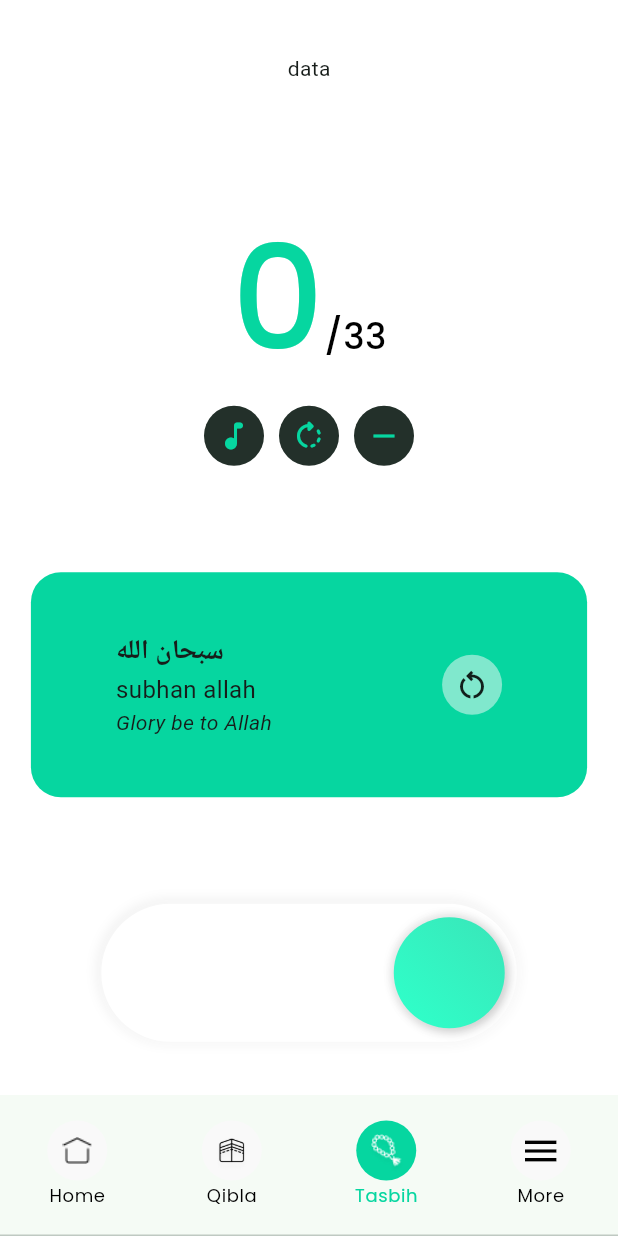
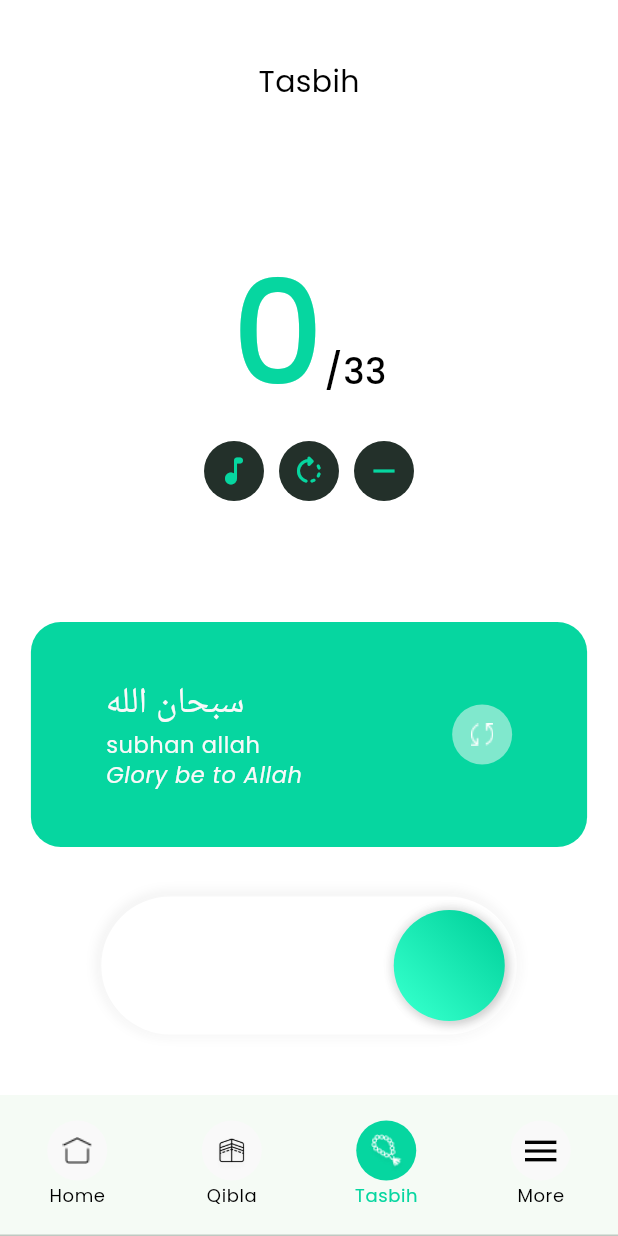
Before and after one commit to Designe-Code/Salat-App, a Flutter app: the NavBarScreen screen opened directly, item 3 of the bottom bar chosen, after a tap on the "audiotrack" icon, on a phone screen of 412 x 824 dp. Run offline on Flutter 3.47's test engine with Material 3 defaults, Android fonts, the phone set to English and light mode, and no system bars; our stand-ins replace google_fonts, hijri, shared_preferences; accounts and stored records are empty; network calls fail; Roboto replaces fonts that are missing (Amiri).

Commit message:
button tasbih animation + fix counter bug

```diff
--- a/lib/helper/theme.dart
+++ b/lib/helper/theme.dart
@@ -9,11 +9,16 @@ ThemeData lightTheme = ThemeData(
     secondary: const Color(0xFF23302A),
     onSecondary: const Color(0xFFFCD462),
     background: const Color(0xFFF9F9F9),
+    onBackground: Colors.white,
     brightness: Brightness.light,
   ),
   textTheme: TextTheme(
     bodySmall: GoogleFonts.poppins(
       fontSize: 12,
+      color: Colors.black
+    ),
+    bodyMedium: GoogleFonts.poppins(
+      fontSize: 20,
       color: Colors.black
     ),
     bodyLarge: GoogleFonts.poppins(
--- a/lib/screen/home_screen.dart
+++ b/lib/screen/home_screen.dart
@@ -183,7 +183,7 @@ class _HomeScreenState extends State<HomeScreen>{
                     ],
                   ),
                   child: ListView.builder(
-                    padding: const EdgeInsets.fromLTRB(0, 10, 0, 0),
+                    padding: const EdgeInsets.fromLTRB(0, 5, 0, 0),
                     itemCount: widget.controller?.prayers.length,
                     itemBuilder: (context, index) {
                       return PrayerListItem(
--- a/lib/screen/qibla.dart
+++ /dev/null
@@ -1,10 +0,0 @@
-import 'package:flutter/material.dart';
-
-class Qibla extends StatelessWidget {
-  const Qibla({super.key});
-
-  @override
-  Widget build(BuildContext context) {
-    return const Placeholder();
-  }
-}
--- a/lib/screen/tasbih.dart
+++ b/lib/screen/tasbih.dart
@@ -29,23 +29,38 @@ class _TasbihState extends State<Tasbih> {
   Widget build(BuildContext context) {
     TasbihController tasbihController = TasbihController();
     return Scaffold(
-      backgroundColor: Colors.white,
+      backgroundColor: Theme.of(context).colorScheme.onBackground,
       body: Center(
         child: SafeArea(
           child: Column(
             mainAxisAlignment: MainAxisAlignment.spaceAround,
             mainAxisSize: MainAxisSize.max,
             children: [
-              const Text("data"),
-              Tasbihnumbers(count: count, decrement: decrement, reset: reset),
+              Row(
+                mainAxisAlignment: MainAxisAlignment.center,
+                children: [
+                  Text("Tasbih", style: Theme.of(context).textTheme.bodyMedium),
+                ],
+              ),
+              Tasbihnumbers(
+                count: count,
+                currentTasbih: _currentTasbihIndex,
+                decrement: decrement,
+                reset: reset
+              ),
+              Column(
+                children: [
                   Tasbihcontainer(
                     controller: tasbihController,
                     count: count,
-                increment: increment,
+                    reset: reset,
                     currentTasbihIndex: _currentTasbihIndex,
                   ),
+                  SizedBox(height: MediaQuery.of(context).size.height * 0.04),
                   TasbihButton(
                     increment: increment,
+                  ),
+                ],
               ),
             ],
           ),
@@ -57,23 +72,21 @@ class _TasbihState extends State<Tasbih> {
   void increment() {
     setState(() {
       lastCounter = lastCounter + 1;
-      if (lastCounter == 101) {
-        lastCounter = 0;
+      if (lastCounter < 101) {
+        count = count + 1;
+      } else {
+        lastCounter = 101;
       }
-      if (lastCounter == 33 || lastCounter == 66 || lastCounter == 100) {
-        count = 0;
+      if (lastCounter == 34 || lastCounter == 67) {
+        count = 1;
       }
       if (lastCounter < 34) {
         _currentTasbihIndex = 0;
-      } else if (lastCounter < 66) {
+      } else if (lastCounter < 67) {
         _currentTasbihIndex = 1;
-      } else if (lastCounter < 99) {
+      } else if (lastCounter < 101) {
         _currentTasbihIndex = 2;
       }
-
-      count = count + 1;
-      print(lastCounter);
-      print(_currentTasbihIndex);
     });
   }
 
@@ -87,11 +100,19 @@ class _TasbihState extends State<Tasbih> {
 
   void decrement() {
     setState(() {
-      if (count > 0) {
+      if (lastCounter > 0) {
         count--;
-        if (lastCounter > 0) {
         lastCounter--;
       }
+      if (lastCounter == 33 || lastCounter == 66) {
+        count = 33;
+      }
+      if (lastCounter < 34) {
+        _currentTasbihIndex = 0;
+      } else if (lastCounter < 67) {
+        _currentTasbihIndex = 1;
+      } else if (lastCounter < 101) {
+        _currentTasbihIndex = 2;
       }
     });
   }
--- a/lib/screen/widgets/tasbih_button.dart
+++ b/lib/screen/widgets/tasbih_button.dart
@@ -13,9 +13,6 @@ class _TasbihButtonState extends State<TasbihButton>
   late AnimationController _controller;
   late Animation<double> _positionAnimation;
 
-  bool isBouncing = false;
-
-
   @override
   void initState() {
     super.initState();
@@ -24,7 +21,7 @@ class _TasbihButtonState extends State<TasbihButton>
       duration: const Duration(milliseconds: 500),
     );
 
-    _positionAnimation = Tween(begin: 0.0, end: 180.0).animate(
+    _positionAnimation = Tween(begin: 0.0, end: 300.0).animate(
       CurvedAnimation(
         parent: _controller,
         curve: Curves.easeInOutBack, // Adjust the curve as needed
@@ -62,12 +59,13 @@ class _TasbihButtonState extends State<TasbihButton>
       child: GestureDetector(
         onTap: () {
           setState(() {
-            isBouncing = !isBouncing;
-            if (isBouncing) {
-              _controller.forward();
-            } else {
-              _controller.reverse();
-            }
+            _controller.forward();
+            Future.delayed(const Duration(milliseconds: 500), () {
+              _controller.animateTo(-10, duration: const Duration(seconds: 0));
+            });
+            Future.delayed(const Duration(milliseconds: 500), () {
+              _controller.animateTo(0);
+            });
             widget.increment();
           });
         },
@@ -88,7 +86,7 @@ class _TasbihButtonState extends State<TasbihButton>
                   gradient: LinearGradient(
                     begin: Alignment(0.71, -0.71),
                     end: Alignment(-0.71, 0.71),
-                    colors: [Color(0xFF38E9BB), Color(0xFF30FDC8)],
+                    colors: [Color(0xFF06D6A0), Color(0xFF30FDC8)],
                   ),
                   shape: CircleBorder(),
                   shadows: [
--- a/lib/screen/widgets/tasbih_container.dart
+++ b/lib/screen/widgets/tasbih_container.dart
@@ -1,14 +1,14 @@
 import 'package:flutter/material.dart';
+import 'package:google_fonts/google_fonts.dart';
 import 'package:salati/controllers/tasbih_controller.dart';
-import 'package:salati/models/tasbih_data.dart';
 
 class Tasbihcontainer extends StatefulWidget {
   const Tasbihcontainer(
-      {super.key, required this.controller, required this.count, required this.increment, required this.currentTasbihIndex});
+      {super.key, required this.controller, required this.count, required this.reset, required this.currentTasbihIndex});
 
   final TasbihController controller;
   final int count;
-  final Function() increment;
+  final Function() reset;
   final int currentTasbihIndex;
 
   @override
@@ -36,17 +36,25 @@ class _TasbihcontainerState extends State<Tasbihcontainer> {
             children: [
               Text(
                 widget.controller.getCurrentTasbih(widget.currentTasbihIndex).tasbihArab,
-                style:
-                    const TextStyle(fontSize: 18, fontWeight: FontWeight.bold),
+                style: GoogleFonts.amiri(
+                  fontSize: 24,
+                  color: Theme.of(context).colorScheme.background
+                ),
               ),
               Text(
                 widget.controller.getCurrentTasbih(widget.currentTasbihIndex).tasbihArabEng,
-                style: const TextStyle(fontSize: 16),
+                style: Theme.of(context).textTheme.bodySmall?.copyWith(
+                  fontSize: 15,
+                  color: Theme.of(context).colorScheme.background
+                ),
               ),
               Text(
                 widget.controller.getCurrentTasbih(widget.currentTasbihIndex).tasbihEnglish,
-                style:
-                    const TextStyle(fontSize: 14, fontStyle: FontStyle.italic),
+                style: Theme.of(context).textTheme.bodySmall?.copyWith(
+                  fontSize: 15,
+                  fontStyle: FontStyle.italic,
+                  color: Theme.of(context).colorScheme.background
+                ),
               ),
               // Text(
               //   '$count / 33',
@@ -59,7 +67,7 @@ class _TasbihcontainerState extends State<Tasbihcontainer> {
             ],
           ),
           InkWell(
-              onTap: widget.increment,
+              onTap: widget.reset,
               child: Container(
                 decoration: BoxDecoration(
                   shape: BoxShape.circle,
@@ -68,8 +76,8 @@ class _TasbihcontainerState extends State<Tasbihcontainer> {
                 ),
                 width: 40,
                 height: 40,
-                child: Center(
-                  child: Icon(Icons.restart_alt_outlined),
+                child: const Center(
+                  child: Image(image: AssetImage('assets/images/new_tasbih.png')),
                 ),
               ))
         ],
--- a/lib/screen/widgets/tasbih_text.dart
+++ b/lib/screen/widgets/tasbih_text.dart
@@ -1,12 +1,16 @@
 import 'package:flutter/material.dart';
 
 class Tasbihnumbers extends StatefulWidget {
-  const Tasbihnumbers(
-      {super.key,
-      required this.count,
-      required this.decrement,
-      required this.reset});
+  const Tasbihnumbers({
+    super.key,
+    required this.count,
+    required this.currentTasbih,
+    required this.decrement,
+    required this.reset
+  });
+
   final int count;
+  final int currentTasbih;
   final Function() decrement;
   final Function() reset;
 
@@ -32,9 +36,9 @@ class _TasbihnumbersState extends State<Tasbihnumbers> {
                   height: 0,
                 ),
               ),
-              const TextSpan(
-                text: '/33',
-                style: TextStyle(
+              TextSpan(
+                text: widget.currentTasbih == 2 ? '/34' : '/33',
+                style: const TextStyle(
                   color: Colors.black,
                   fontSize: 24,
                   fontFamily: 'Poppins',
```
Also changed, not shown: assets/images/new_tasbih.png (added), pubspec.lock. Lines whose indentation alone changed are shown as unchanged.
